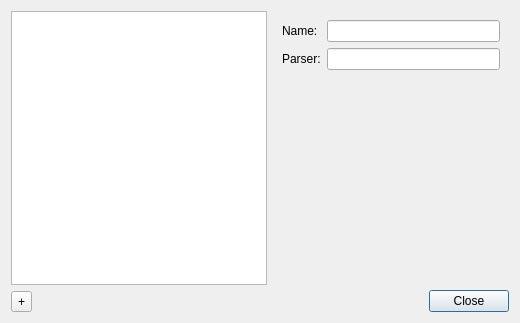
First picture: the form in src/logformatdialog.ui, repository agateau/lovi, before the edit.
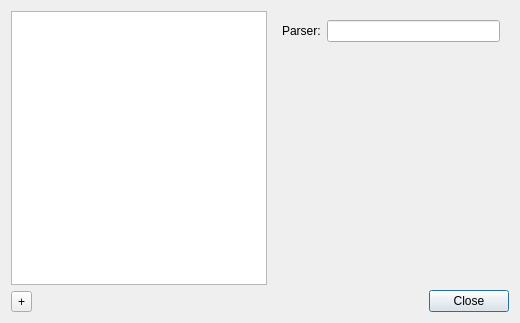
Second picture: the form after the edit. Icons and pictures are not drawn.

```diff
--- a/src/logformatdialog.ui
+++ b/src/logformatdialog.ui
@@ -64,24 +64,14 @@
      </property>
      <layout class="QFormLayout" name="formLayout">
       <item row="0" column="0">
-       <widget class="QLabel" name="label_2">
-        <property name="text">
-         <string>Name:</string>
-        </property>
-       </widget>
-      </item>
-      <item row="0" column="1">
-       <widget class="QLineEdit" name="lineEdit"/>
-      </item>
-      <item row="1" column="0">
        <widget class="QLabel" name="label">
         <property name="text">
          <string>Parser:</string>
         </property>
        </widget>
       </item>
-      <item row="1" column="1">
-       <widget class="QLineEdit" name="lineEdit_2"/>
+      <item row="0" column="1">
+       <widget class="QLineEdit" name="parserLineEdit"/>
       </item>
      </layout>
     </widget>
```
Left out of the diff: 13 changed lines with no effect on the pictures.
